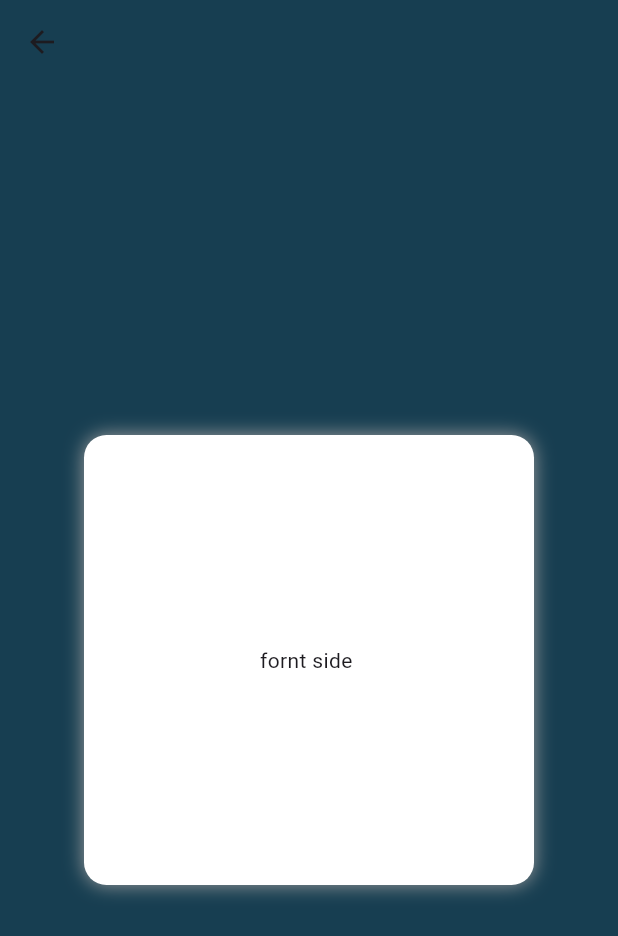
After one commit to SanaAltarabishi/animation, a Flutter app: the screen it shows after launch, after a tap on the "navigate next" icon, on a phone screen of 412 x 824 dp. The commit adds this screen. Shown: the top 936 px of the screen. Run offline on Flutter 3.47's test engine with Material 3 defaults, Android fonts, the phone set to English and light mode, and no system bars.

Commit message:
flip card with scale

```diff
--- /dev/null
+++ b/lib/flipCardWithScale.dart
@@ -0,0 +1,91 @@
+import 'package:flutter/material.dart';
+
+class CardFlipWithScale extends StatefulWidget {
+  const CardFlipWithScale({super.key});
+
+  @override
+  State<CardFlipWithScale> createState() => _CardFlipWithScaleState();
+}
+
+class _CardFlipWithScaleState extends State<CardFlipWithScale>
+    with SingleTickerProviderStateMixin {
+  late AnimationController _controller;
+  late Animation<double> _animation;
+  bool _flipped = false;
+
+  @override
+  void initState() {
+    super.initState();
+    _controller =
+        AnimationController(vsync: this, duration: const Duration(seconds: 1));
+
+    _animation = Tween(begin: 0.0, end: 1.0)
+        .animate(CurvedAnimation(parent: _controller, curve: Curves.easeInOut));
+  }
+
+  void _toggleCard() {
+    setState(() {
+      _flipped = !_flipped;
+      if (_flipped) {
+        _controller.forward();
+      } else {
+        _controller.reverse();
+      }
+    });
+  }
+
+  @override
+  void dispose() {
+    _controller.dispose();
+    super.dispose();
+  }
+
+  @override
+  Widget build(BuildContext context) {
+    return Scaffold(
+      backgroundColor: const Color.fromARGB(255, 23, 62, 81),
+      appBar: AppBar(
+        backgroundColor: const Color.fromARGB(255, 23, 62, 81),
+      ),
+      body: Center(
+        child: GestureDetector(
+          onTap: _toggleCard,
+          child: AnimatedBuilder(
+            animation: _animation,
+            builder: (context, child) {
+              double angle = _animation.value * 3.14;
+              final scale = 1 + _animation.value * 0.1;
+              return Transform(
+                alignment: Alignment.center,
+                transform: Matrix4.identity()
+                  ..setEntry(3, 2, 0.005)
+                  ..rotateY(angle)
+                  ..scale(scale),
+                child: Container(
+                  width: 300,
+                  height: 300,
+                  decoration: BoxDecoration(
+                      color: Colors.white,
+                      borderRadius: BorderRadius.circular(15),
+                      boxShadow: const [
+                        BoxShadow(
+                          color: Colors.grey,
+                          blurRadius: 10,
+                        )
+                      ]),
+                  child: Center(
+                      child: _flipped
+                          ? Transform(
+                              alignment: Alignment.center,
+                              transform: Matrix4.rotationY(angle),
+                              child: const Text('Back Side'))
+                          : const Text('fornt side ')),
+                ),
+              );
+            },
+          ),
+        ),
+      ),
+    );
+  }
+}
--- a/lib/main.dart
+++ b/lib/main.dart
@@ -1,3 +1,4 @@
+import 'package:card_flip/flipCardWithScale.dart';
 import 'package:flutter/material.dart';
 
 void main() {
@@ -58,6 +59,19 @@ class _CardFlipScreenState extends State<CardFlipScreen>
   @override
   Widget build(BuildContext context) {
     return Scaffold(
+      floatingActionButton: FloatingActionButton(
+          backgroundColor: Colors.white,
+          child: const Center(
+            child: Icon(Icons.navigate_next),
+          ),
+          onPressed: () {
+            Navigator.push(
+              context,
+              MaterialPageRoute(
+                builder: (context) => const CardFlipWithScale(),
+              ),
+            );
+          }),
       backgroundColor: const Color.fromARGB(255, 23, 62, 81),
       body: Center(
         child: GestureDetector(
@@ -107,7 +121,7 @@ class _CardFlipScreenState extends State<CardFlipScreen>
       child: Align(
         alignment: Alignment.center,
         child: Transform(
-          alignment: Alignment.center,
+            alignment: Alignment.center,
             transform: Matrix4.rotationY(angle),
             child: const Text('back side')),
       ),
```
